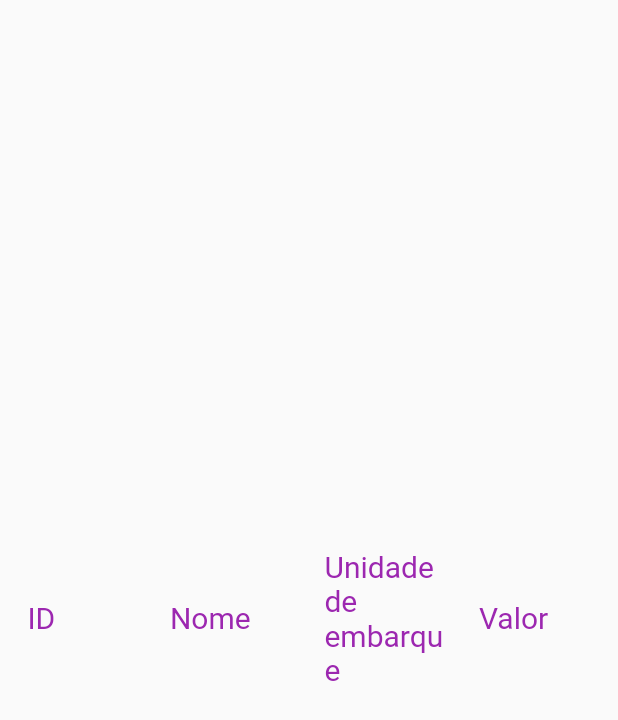
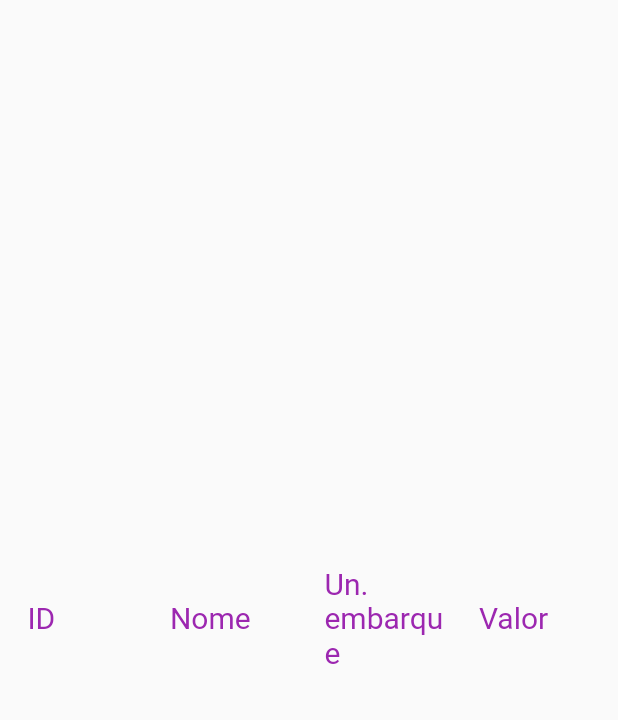
Before and after one commit to victorwolff39/mercos_challenge, a Flutter app: the ProductRowLabelWidget widget shown alone on an empty page, opened directly with empty values, on a phone screen of 412 x 824 dp. Shown: the top 720 px of the screen. Run offline on Flutter 3.47's test engine with Material 2 defaults, Android fonts, the light colour scheme and no system bars; our stand-ins replace firebase_auth, firebase_core, flutter_masked_text, fluttertoast; accounts and stored records are empty; network calls fail.

Commit message:
Label do produto modifidada (Unidade de embarque => Un. embarque). Agora os produtos são mostrados por ordem de data. Quando edita um produto, a data não é atualizada.

```diff
--- a/lib/providers/orders_provider.dart
+++ b/lib/providers/orders_provider.dart
@@ -47,6 +47,10 @@ class OrdersProvider with ChangeNotifier {
       notifyListeners();
     }
     _items.clear();
+    /*
+     * Ordenar a lista por data
+     */
+    loadedItems.sort((a, b) => a.date.compareTo(b.date));
     _items = loadedItems.reversed.toList();
     return Future.value();
   }
--- a/lib/ui/screens/new_order_screen.dart
+++ b/lib/ui/screens/new_order_screen.dart
@@ -121,7 +121,7 @@ class _NewOrderScreenState extends State<NewOrderScreen> {
         client: client,
         items: orderItems,
         total: totalItems(),
-        date: DateTime.now(),
+        date: !isUpdate ? DateTime.now() : widget.currentOrder.date,
       );
       if (isUpdate) {
         order.id = widget.currentOrder.id;
--- a/lib/ui/widgets/products/product_row_label_widget.dart
+++ b/lib/ui/widgets/products/product_row_label_widget.dart
@@ -35,7 +35,7 @@ class ProductRowLabelWidget extends StatelessWidget {
           alignment: Alignment.center,
           width: constraints.maxWidth * 0.20,
           child:
-          Text("Unidade de embarque", style: labelTextStyle()),
+          Text("Un. embarque", style: labelTextStyle()),
         ),
         Container(
           alignment: Alignment.centerLeft,
```
